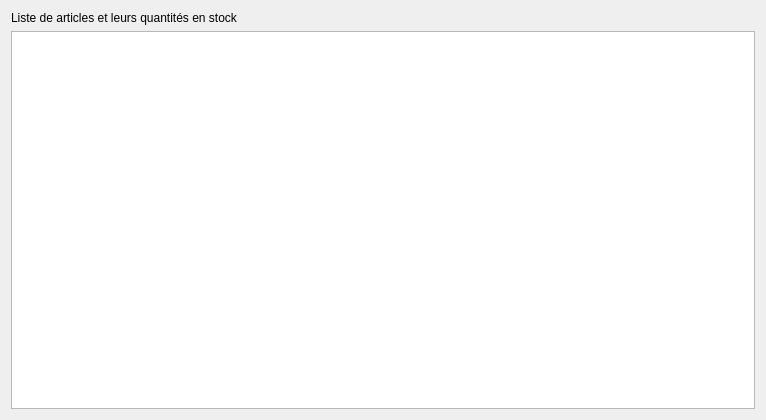
Qt form views/ui/article-list.ui (mono57/libsoft) before a commit.
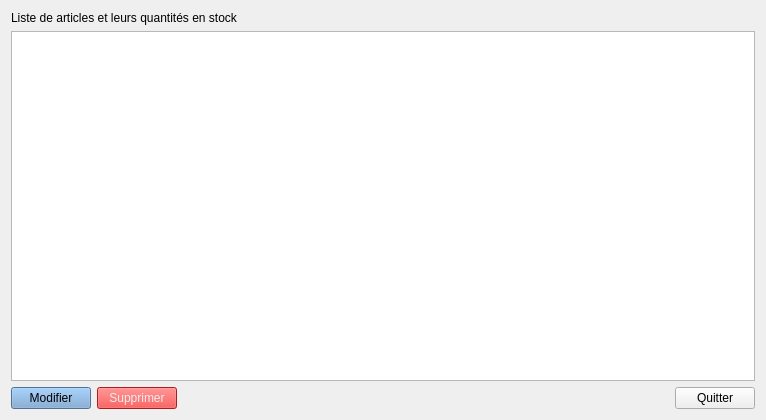
The same form after that commit.

```diff
--- a/views/ui/article-list.ui
+++ b/views/ui/article-list.ui
@@ -26,6 +26,51 @@
      <item>
       <widget class="QTableView" name="tableView"/>
      </item>
+     <item>
+      <layout class="QHBoxLayout" name="horizontalLayout">
+       <item>
+        <widget class="QPushButton" name="pushButtonUpdate">
+         <property name="styleSheet">
+          <string notr="true">background-color: rgb(114, 159, 207);</string>
+         </property>
+         <property name="text">
+          <string>Modifier</string>
+         </property>
+        </widget>
+       </item>
+       <item>
+        <widget class="QPushButton" name="pushButtonDelete">
+         <property name="styleSheet">
+          <string notr="true">background-color: rgb(239, 41, 41);
+color: rgb(238, 238, 236);</string>
+         </property>
+         <property name="text">
+          <string>Supprimer</string>
+         </property>
+        </widget>
+       </item>
+       <item>
+        <spacer name="horizontalSpacer">
+         <property name="orientation">
+          <enum>Qt::Horizontal</enum>
+         </property>
+         <property name="sizeHint" stdset="0">
+          <size>
+           <width>40</width>
+           <height>20</height>
+          </size>
+         </property>
+        </spacer>
+       </item>
+       <item>
+        <widget class="QPushButton" name="pushButtonQuit">
+         <property name="text">
+          <string>Quitter</string>
+         </property>
+        </widget>
+       </item>
+      </layout>
+     </item>
     </layout>
    </item>
   </layout>
```
